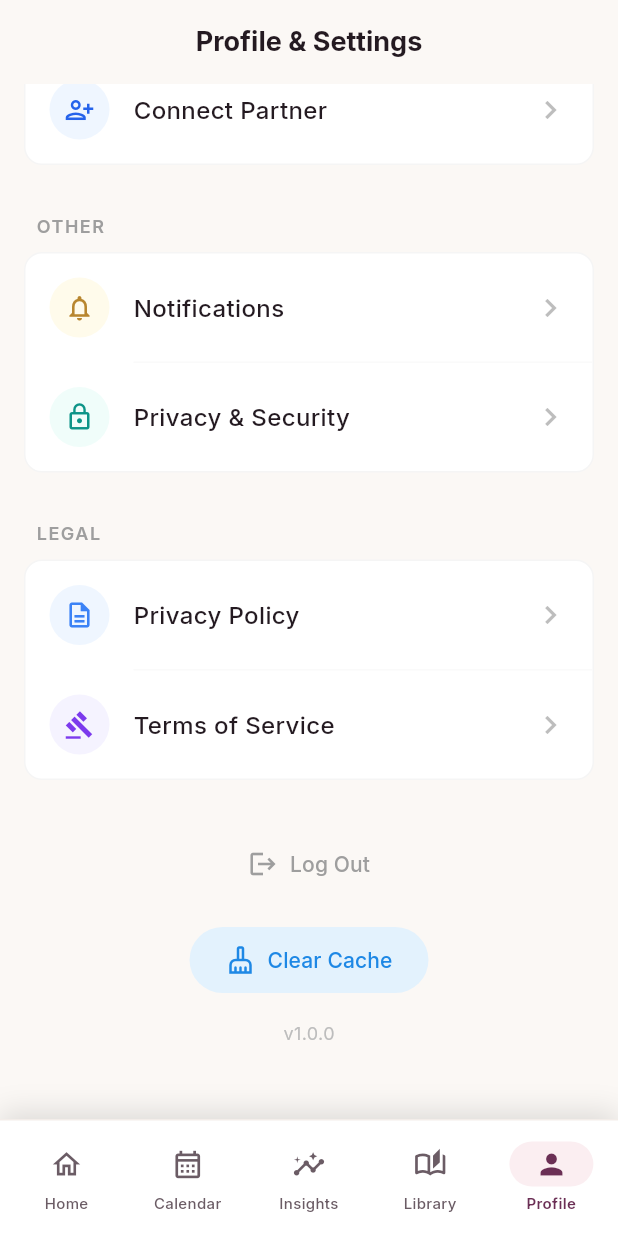
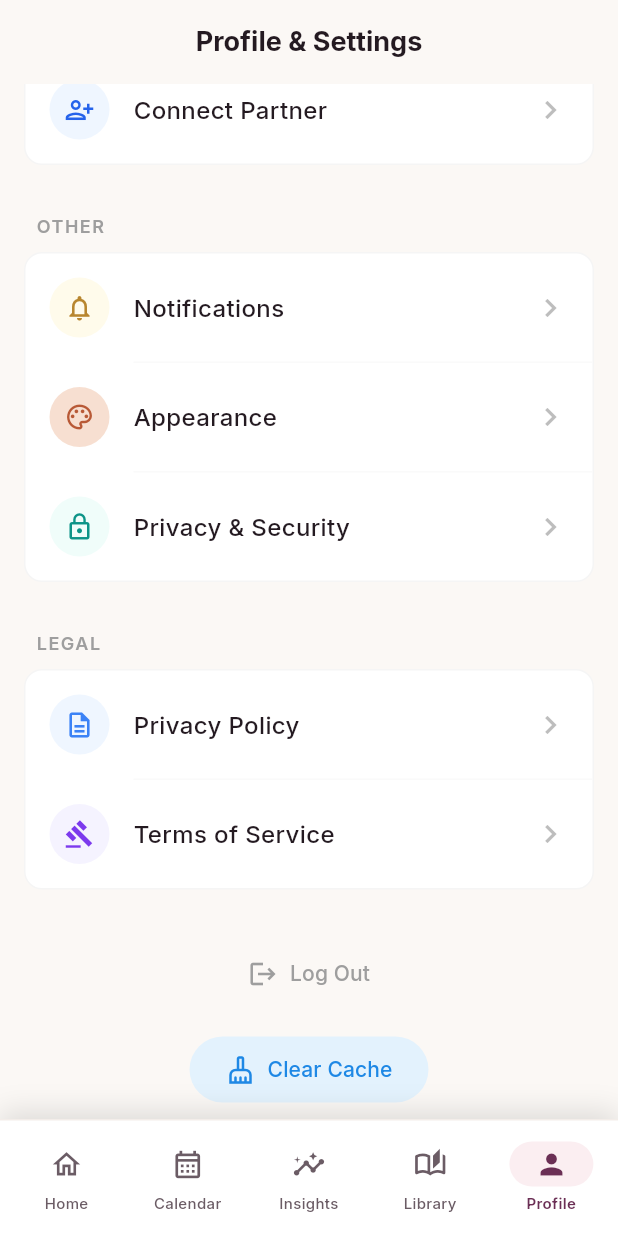
Before and after one commit to frclb/nilu, a Flutter app: the ProfileSettingsScreen screen opened by its route, scrolled down 493 dp, on a phone screen of 412 x 824 dp. Run offline on Flutter 3.47's test engine with Material 3 defaults, Android fonts, the phone set to English and light mode, and no system bars; our stand-ins replace cloud_firestore, firebase_auth, firebase_core, firebase_messaging, flutter_local_notifications, flutter_secure_storage and 8 more; missing offline and left inert: mobile_scanner, purchases_flutter; accounts and stored records are empty.

Commit message:
Tema çeşitleri ekle — paywall'ın vaat ettiği "Özel Temalar" artık var
Paywall beş özellik vaat ediyordu; "Özel Temalar" bunlardan biriydi ve
uygulamada böyle bir şey hiç yoktu.

Dört çeşit: Erik (ücretsiz), Okyanus, Orman, Grafit. Yalnızca **marka
ailesi** değişiyor; nötrler, akış (regl) ve yumurtlama renkleri sabit
kalıyor. Takvimin okuması temadan temaya kaymasın diye — kullanıcı regl
rengini her temada aynı yerde görmeli. Seçim ekranındaki önizleme bunu
gösteriyor: marka rengi, açık tonu ve değişmeyen akış rengi yan yana.

Her çeşidin iki tonu var ve ikisi de kontrast hesabıyla seçildi: açık
temada beyaz metinle, koyu temada gece zeminiyle en az 4.5:1. Dördü de
AA'yı geçiyor.

Abonelik bitince premium tema ücretsiz temaya düşüyor (`resolveFor`);
kayıt silinmiyor, yeniden abone olunca eski seçim geri geliyor. Kilitli
bir temaya dokunmak paywall'a götürüyor — sessizce hiçbir şey yapmamak
kullanıcıyı şaşırtırdı.

`ThemeViewModel` abonelik durumunu dışarıdan alıyor: tema deposu satın alma
katmanına bağlanmasın diye. `MaterialApp` artık bir `Consumer` içinde ama
`_router` State üzerinde `late final` olduğu için gezinme yığını
etkilenmiyor.

Doğrulama: 261 test, analiz temiz, altı dil 631 anahtarla eşit.
Simülatörde seçici ve kilitler kontrol edildi.

Co-Authored-By: Claude Opus 5 <noreply@anthropic.com>

```diff
--- a/lib/core/navigation/app_router.dart
+++ b/lib/core/navigation/app_router.dart
@@ -17,6 +17,7 @@ import '../../presentation/onboarding_welcome/onboarding_success_screen.dart';
 import '../../presentation/home/home_screen.dart';
 import '../../presentation/calendar/calendar_screen.dart';
 import '../../presentation/log_entry/log_entry_screen.dart';
+import '../../presentation/appearance/appearance_screen.dart';
 import '../../presentation/insights/insights_screen.dart';
 import '../../presentation/profile/notification_settings_screen.dart';
 import '../../presentation/profile/personal_info_screen.dart';
@@ -272,6 +273,12 @@ GoRouter createAppRouter(
       ),
 
       GoRoute(
+        path: '/appearance',
+        name: RouteNames.appearance,
+        builder: (context, state) => const AppearanceScreen(),
+      ),
+
+      GoRoute(
         path: '/partner',
         name: RouteNames.partner,
         builder: (context, state) => const PartnerMatchScreen(),
--- a/lib/core/navigation/route_names.dart
+++ b/lib/core/navigation/route_names.dart
@@ -10,6 +10,7 @@ class RouteNames {
   static const String profile = 'profile';
   static const String logEntry = 'log_entry';
   static const String insights = 'insights';
+  static const String appearance = 'appearance';
   static const String healthLibrary = 'health_library';
   static const String premium = 'premium';
   static const String notificationSettings = 'notification_settings';
--- /dev/null
+++ b/lib/design_system/app_flavor.dart
@@ -0,0 +1,59 @@
+import 'package:flutter/material.dart';
+import 'app_palette.dart';
+
+/// Uygulama teması (renk çeşidi).
+///
+/// Yalnızca **marka ailesi** değişir; nötrler, akış (regl) ve yumurtlama
+/// renkleri sabit kalır. Takvimin okuması temadan temaya kaymasın diye:
+/// kullanıcı regl rengini her temada aynı yerde görmeli.
+///
+/// Paywall "Özel Temalar" vaat ediyordu ama böyle bir şey hiç yoktu.
+enum AppFlavor {
+  plum(
+    'flavor_plum',
+    AppPalette.plum700,
+    AppPalette.plum300,
+    AppPalette.rose50,
+  ),
+  ocean(
+    'flavor_ocean',
+    AppPalette.ocean700,
+    AppPalette.ocean300,
+    Color(0xFFE8F2F4),
+  ),
+  forest(
+    'flavor_forest',
+    AppPalette.forest700,
+    AppPalette.forest300,
+    Color(0xFFE9F2EC),
+  ),
+  graphite(
+    'flavor_graphite',
+    AppPalette.graphite700,
+    AppPalette.graphite300,
+    Color(0xFFEDEFF2),
+  );
+
+  const AppFlavor(this.labelKey, this.brand, this.brandDark, this.tint);
+
+  /// Ayar ekranında görünen adın lokalizasyon anahtarı.
+  final String labelKey;
+
+  /// Açık temada marka rengi. Beyaz metinle en az 4.5:1.
+  final Color brand;
+
+  /// Koyu temada marka rengi. Gece zeminine karşı en az 4.5:1.
+  final Color brandDark;
+
+  /// Markanın çok açık tonu — rozet ve seçili sekme zemini.
+  final Color tint;
+
+  /// Varsayılan; ücretsiz kullanıcı bunu görür.
+  static const free = AppFlavor.plum;
+
+  /// Premium gerektirenler.
+  bool get requiresPremium => this != free;
+
+  static AppFlavor fromName(String? name) =>
+      AppFlavor.values.firstWhere((f) => f.name == name, orElse: () => free);
+}
--- a/lib/design_system/app_palette.dart
+++ b/lib/design_system/app_palette.dart
@@ -56,6 +56,27 @@ class AppPalette {
   static const nightInk = Color(0xFFF2E9EE);
   static const nightInkMuted = Color(0xFFB9A8B3);
 
+  // ── Tema çeşitleri ──
+  //
+  // Her tema yalnızca **marka ailesini** değiştirir; nötrler, akış ve
+  // yumurtlama renkleri sabit kalır. Böylece takvim okuması temadan temaya
+  // kaymaz — kullanıcı regl rengini her temada aynı yerde görür.
+  //
+  // Tonlar aynı yöntemle seçildi: beyaz metinle 4.5:1'i geçen bir "700",
+  // koyu temada zemine karşı 4.5:1'i geçen bir "300".
+
+  /// Okyanus — soğuk mavi-yeşil.
+  static const ocean700 = Color(0xFF1F5F6B);
+  static const ocean300 = Color(0xFF8FC4CE);
+
+  /// Orman — derin yeşil.
+  static const forest700 = Color(0xFF2E5F3E);
+  static const forest300 = Color(0xFF9CC7A9);
+
+  /// Gece — grafit; renk istemeyen kullanıcı için.
+  static const graphite700 = Color(0xFF3F4550);
+  static const graphite300 = Color(0xFFB6BCC7);
+
   // ── Durum ──
   static const success = Color(0xFF3E8E7E);
   static const warning = Color(0xFFB8862F);
--- a/lib/design_system/app_theme.dart
+++ b/lib/design_system/app_theme.dart
@@ -1,6 +1,7 @@
 import 'package:flutter/material.dart';
 import 'package:flutter/services.dart';
 import 'package:google_fonts/google_fonts.dart';
+import 'app_flavor.dart';
 import 'app_palette.dart';
 import 'app_tokens.dart';
 
@@ -12,10 +13,14 @@ import 'app_tokens.dart';
 class AppTheme {
   const AppTheme._();
 
-  static ThemeData get lightTheme => _build(AppTokens.light, Brightness.light);
-  static ThemeData get darkTheme => _build(AppTokens.dark, Brightness.dark);
+  static ThemeData light(AppFlavor flavor) => _build(flavor, Brightness.light);
+  static ThemeData dark(AppFlavor flavor) => _build(flavor, Brightness.dark);
 
-  static ThemeData _build(AppTokens t, Brightness brightness) {
+  static ThemeData _build(AppFlavor flavor, Brightness brightness) {
+    final t = AppTokens.of(flavor, brightness);
+    final brand = brightness == Brightness.light
+        ? flavor.brand
+        : flavor.brandDark;
     final isLight = brightness == Brightness.light;
     final base = isLight ? ThemeData.light() : ThemeData.dark();
 
@@ -57,10 +62,10 @@ class AppTheme {
 
     final scheme =
         ColorScheme.fromSeed(
-          seedColor: AppPalette.plum700,
+          seedColor: flavor.brand,
           brightness: brightness,
         ).copyWith(
-          primary: isLight ? AppPalette.plum700 : AppPalette.plum300,
+          primary: brand,
           onPrimary: isLight ? Colors.white : AppPalette.night900,
           secondary: t.brandTint,
           onSecondary: t.text,
--- /dev/null
+++ b/lib/domain/view_models/theme_view_model.dart
@@ -0,0 +1,53 @@
+import 'package:flutter/foundation.dart';
+import '../../data/repositories/theme_repository.dart';
+import '../../design_system/app_flavor.dart';
+
+/// Seçili tema çeşidi.
+///
+/// Abonelik durumu dışarıdan bildirilir: tema deposu premium bilgisine
+/// erişmez, aksi hâlde tasarım katmanı satın alma katmanına bağlanırdı.
+class ThemeViewModel extends ChangeNotifier {
+  final ThemeRepository _repository;
+
+  ThemeViewModel({ThemeRepository repository = const ThemeRepository()})
+    : _repository = repository {
+    _load();
+  }
+
+  AppFlavor _flavor = AppFlavor.free;
+  AppFlavor get flavor => _flavor;
+
+  bool _isPremium = false;
+
+  Future<void> _load() async {
+    _flavor = await _repository.resolveFor(isPremium: _isPremium);
+    notifyListeners();
+  }
+
+  /// Abonelik durumu değişince çağrılır.
+  ///
+  /// Abonelik biterse seçili premium tema ücretsiz temaya düşer — kayıt
+  /// silinmez, kullanıcı yeniden abone olunca eski seçimi geri gelir.
+  Future<void> setPremium(bool value) async {
+    if (_isPremium == value) return;
+    _isPremium = value;
+    final resolved = await _repository.resolveFor(isPremium: value);
+    if (resolved != _flavor) {
+      _flavor = resolved;
+      notifyListeners();
+    }
+  }
+
+  /// Temayı değiştirir. Premium gerektiren bir tema abonesiz seçilirse
+  /// `false` döner ve değişiklik yapılmaz.
+  Future<bool> select(AppFlavor flavor) async {
+    if (flavor.requiresPremium && !_isPremium) return false;
+
+    await _repository.setFlavor(flavor);
+    _flavor = flavor;
+    notifyListeners();
+    return true;
+  }
+
+  bool canUse(AppFlavor flavor) => !flavor.requiresPremium || _isPremium;
+}
--- a/lib/localization/de.json
+++ b/lib/localization/de.json
@@ -623,5 +623,11 @@
   "phase_luteal": "vor deiner Periode",
   "phase_unknown": "zu einem unklaren Zeitpunkt",
   "partner_scan_camera_denied": "Kein Kamerazugriff. Du kannst ihn unter Einstellungen → Period Tracker → Kamera erlauben und es erneut versuchen.",
-  "partner_scan_camera_missing": "Auf diesem Gerät wurde keine nutzbare Kamera gefunden, der QR-Code kann nicht gescannt werden."
+  "partner_scan_camera_missing": "Auf diesem Gerät wurde keine nutzbare Kamera gefunden, der QR-Code kann nicht gescannt werden.",
+  "appearance_title": "Darstellung",
+  "appearance_desc": "Wähle eine Themenfarbe. Perioden- und Eisprungfarben im Kalender bleiben in jedem Thema gleich.",
+  "flavor_plum": "Pflaume",
+  "flavor_ocean": "Ozean",
+  "flavor_forest": "Wald",
+  "flavor_graphite": "Graphit"
 }
--- a/lib/localization/en.json
+++ b/lib/localization/en.json
@@ -623,5 +623,11 @@
   "phase_luteal": "before your period",
   "phase_unknown": "at an unclear time",
   "partner_scan_camera_denied": "Camera access was not granted. You can allow it in Settings → Period Tracker → Camera and try again.",
-  "partner_scan_camera_missing": "No usable camera was found on this device, so the QR code cannot be scanned."
+  "partner_scan_camera_missing": "No usable camera was found on this device, so the QR code cannot be scanned.",
+  "appearance_title": "Appearance",
+  "appearance_desc": "Choose a theme colour. Period and ovulation colours in the calendar stay the same in every theme.",
+  "flavor_plum": "Plum",
+  "flavor_ocean": "Ocean",
+  "flavor_forest": "Forest",
+  "flavor_graphite": "Graphite"
 }
--- a/lib/localization/es.json
+++ b/lib/localization/es.json
@@ -623,5 +623,11 @@
   "phase_luteal": "antes de la regla",
   "phase_unknown": "en un momento poco claro",
   "partner_scan_camera_denied": "No se concedió acceso a la cámara. Puedes permitirlo en Ajustes → Period Tracker → Cámara e intentarlo de nuevo.",
-  "partner_scan_camera_missing": "No se encontró ninguna cámara utilizable en este dispositivo, así que no se puede escanear el código QR."
+  "partner_scan_camera_missing": "No se encontró ninguna cámara utilizable en este dispositivo, así que no se puede escanear el código QR.",
+  "appearance_title": "Apariencia",
+  "appearance_desc": "Elige un color de tema. Los colores de regla y ovulación del calendario no cambian entre temas.",
+  "flavor_plum": "Ciruela",
+  "flavor_ocean": "Océano",
+  "flavor_forest": "Bosque",
+  "flavor_graphite": "Grafito"
 }
--- a/lib/localization/pt.json
+++ b/lib/localization/pt.json
@@ -623,5 +623,11 @@
   "phase_luteal": "antes do período",
   "phase_unknown": "num momento pouco claro",
   "partner_scan_camera_denied": "O acesso à câmara não foi concedido. Podes permiti-lo em Definições → Period Tracker → Câmara e tentar de novo.",
-  "partner_scan_camera_missing": "Não foi encontrada nenhuma câmara utilizável neste dispositivo, por isso o código QR não pode ser lido."
+  "partner_scan_camera_missing": "Não foi encontrada nenhuma câmara utilizável neste dispositivo, por isso o código QR não pode ser lido.",
+  "appearance_title": "Aparência",
+  "appearance_desc": "Escolhe uma cor de tema. As cores do período e da ovulação no calendário mantêm-se iguais em todos os temas.",
+  "flavor_plum": "Ameixa",
+  "flavor_ocean": "Oceano",
+  "flavor_forest": "Floresta",
+  "flavor_graphite": "Grafite"
 }
--- a/lib/localization/tr.json
+++ b/lib/localization/tr.json
@@ -623,5 +623,11 @@
   "phase_luteal": "regl öncesi dönemde",
   "phase_unknown": "belirsiz dönemde",
   "partner_scan_camera_denied": "Kamera izni verilmedi. Ayarlar → Period Tracker → Kamera bölümünden izin verip tekrar deneyebilirsin.",
-  "partner_scan_camera_missing": "Bu cihazda kullanılabilir bir kamera bulunamadı, QR kodu okutulamıyor."
+  "partner_scan_camera_missing": "Bu cihazda kullanılabilir bir kamera bulunamadı, QR kodu okutulamıyor.",
+  "appearance_title": "Görünüm",
+  "appearance_desc": "Tema rengini seç. Takvimdeki regl ve yumurtlama renkleri her temada aynı kalır.",
+  "flavor_plum": "Erik",
+  "flavor_ocean": "Okyanus",
+  "flavor_forest": "Orman",
+  "flavor_graphite": "Grafit"
 }
--- a/lib/presentation/profile/profile_settings_screen.dart
+++ b/lib/presentation/profile/profile_settings_screen.dart
@@ -1,4 +1,5 @@
 import 'package:flutter/material.dart';
+import '../../design_system/app_tokens.dart';
 import 'package:go_router/go_router.dart';
 import 'package:shared_preferences/shared_preferences.dart';
 import '../../localization/app_localizations.dart';
@@ -157,6 +158,15 @@ class ProfileSettingsScreen extends StatelessWidget {
                       : const Color(0xFFFFFBEB),
                   onTap: () {
                     context.pushNamed(RouteNames.notificationSettings);
+                  },
+                ),
+                SettingsItem(
+                  title: context.tr('appearance_title'),
+                  icon: Icons.palette_outlined,
+                  iconColor: context.tokens.accent,
+                  iconBgColor: context.tokens.accentTint,
+                  onTap: () {
+                    context.pushNamed(RouteNames.appearance);
                   },
                 ),
                 SettingsItem(
```
Also changed, not shown: lib/data/repositories/theme_repository.dart (added, +31 -0 lines), lib/design_system/app_tokens.dart (+12 -0 lines), lib/localization/fr.json (+7 -1 lines), lib/main.dart (+24 -3 lines), lib/presentation/appearance/appearance_screen.dart (added, +142 -0 lines).
